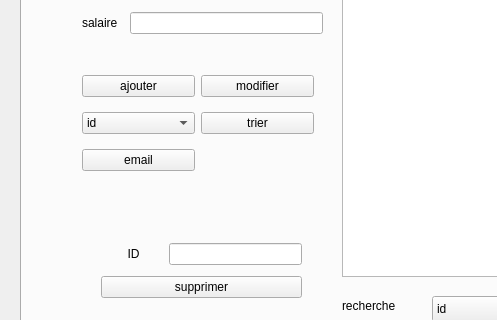
Before: the Qt Designer form mainwindow.ui in firastourki99/smartgarage, drawn with Qt 5; both pictures show x 0 to 497 and y 290 to 610 of the 975 by 716 pixel window.
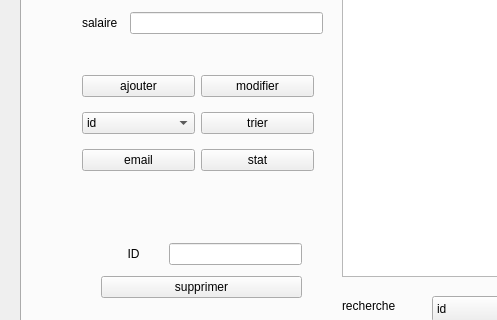
After: the same form once the commit is applied.

The edit to the form file:
```diff
--- a/mainwindow.ui
+++ b/mainwindow.ui
@@ -202,7 +202,7 @@
        </item>
       </layout>
      </widget>
-     <widget class="QWidget" name="">
+     <widget class="QWidget" name="layoutWidget">
       <property name="geometry">
        <rect>
         <x>60</x>
@@ -259,6 +259,13 @@
          </property>
         </widget>
        </item>
+       <item row="2" column="1">
+        <widget class="QPushButton" name="stat">
+         <property name="text">
+          <string>stat</string>
+         </property>
+        </widget>
+       </item>
       </layout>
      </widget>
     </widget>
```
